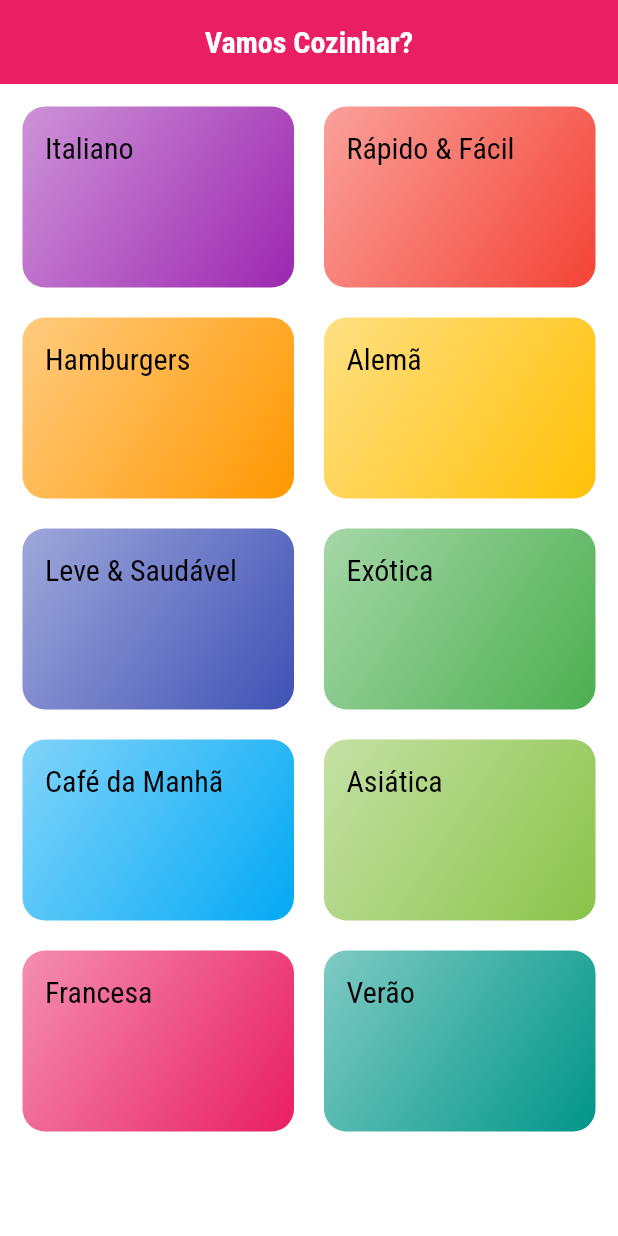
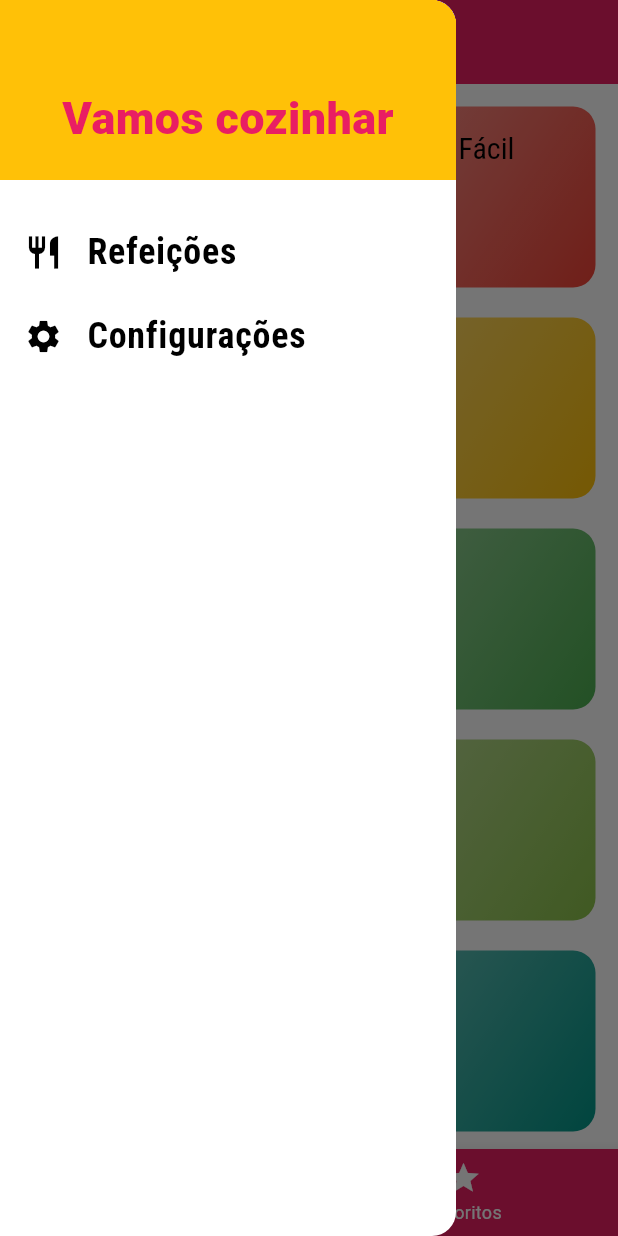
Before and after one commit to RenanYMartins/cursoFlutter, a Flutter app: the screen it shows after launch, with the side drawer open (before the commit the screen has no drawer), on a phone screen of 412 x 824 dp. Run offline on Flutter 3.47's test engine with Material 3 defaults, Android fonts, the phone set to English and light mode, and no system bars.

Commit message:
:sparkles: parte meal detail screen e tabs

```diff
--- /dev/null
+++ b/projeto_meals/meals/lib/components/main_drawer.dart
@@ -0,0 +1,51 @@
+import 'package:flutter/material.dart';
+
+class MainDrawer extends StatelessWidget {
+  const MainDrawer({super.key});
+
+  Widget _createItem(IconData icon, String label) {
+    return ListTile(
+      leading: Icon(
+        icon,
+        size: 26,
+      ),
+      title: Text(
+        label,
+        style: const TextStyle(
+          fontFamily: 'RobotoCondensed',
+          fontSize: 24,
+          fontWeight: FontWeight.bold,
+        ),
+      ),
+      onTap: () {},
+    );
+  }
+
+  @override
+  Widget build(BuildContext context) {
+    return Drawer(
+      child: Column(
+        children: [
+          Container(
+            height: 120,
+            width: double.infinity,
+            padding: const EdgeInsets.all(20),
+            color: Theme.of(context).colorScheme.secondary,
+            alignment: Alignment.bottomCenter,
+            child: Text(
+              'Vamos cozinhar',
+              style: TextStyle(
+                fontWeight: FontWeight.w900,
+                fontSize: 30,
+                color: Theme.of(context).colorScheme.primary,
+              ),
+            ),
+          ),
+          const SizedBox(height: 20),
+          _createItem(Icons.restaurant, 'Refeições'),
+          _createItem(Icons.settings, 'Configurações'),
+        ],
+      ),
+    );
+  }
+}
--- a/projeto_meals/meals/lib/main.dart
+++ b/projeto_meals/meals/lib/main.dart
@@ -2,6 +2,7 @@ import 'package:flutter/material.dart';
 import 'package:meals/screens/meal_detail_screen.dart';
 import 'screens/categories_screen.dart';
 import 'screens/categories_meals_screen.dart';
+import 'screens/tabs_screen.dart';
 import 'utils/app_routes.dart';
 
 void main() {
@@ -31,7 +32,7 @@ class MyApp extends StatelessWidget {
             ),
       ),
       routes: {
-        AppRoutes.home : (context) => const CategoriesScreen(),
+        AppRoutes.home : (context) => const TabsScreen(),
         AppRoutes.categoriesMeals : (context) => const CategoriesMealsScreen(),
         AppRoutes.mealDetail : (context) => const MealDetailScreen(),
       },
--- a/projeto_meals/meals/lib/models/meal.dart
+++ b/projeto_meals/meals/lib/models/meal.dart
@@ -1,4 +1,4 @@
-import 'package:flutter/material.dart';
+// import 'package:flutter/material.dart';
 
 enum Complexity {
   simple,
--- a/projeto_meals/meals/lib/screens/categories_meals_screen.dart
+++ b/projeto_meals/meals/lib/screens/categories_meals_screen.dart
@@ -3,7 +3,7 @@ import 'package:meals/components/custom_app_bar.dart';
 import 'package:meals/components/meal_item.dart';
 import 'package:meals/models/category.dart';
 import '../data/dummy_data.dart';
-import '../components/category_item.dart';
+// import '../components/category_item.dart';
 
 class CategoriesMealsScreen extends StatelessWidget {
   const CategoriesMealsScreen({super.key});
--- a/projeto_meals/meals/lib/screens/categories_screen.dart
+++ b/projeto_meals/meals/lib/screens/categories_screen.dart
@@ -7,20 +7,7 @@ class CategoriesScreen extends StatelessWidget {
 
   @override
   Widget build(BuildContext context) {
-    return Scaffold(
-      appBar: AppBar(
-        centerTitle: true,
-        title: const Text(
-          'Vamos Cozinhar?',
-          style: TextStyle(
-            color: Colors.white,
-            fontSize: 20,
-            fontWeight: FontWeight.bold,
-          ),
-        ),
-        backgroundColor: Theme.of(context).colorScheme.primary,
-      ),
-      body: GridView(
+    return GridView(
         padding: const EdgeInsets.all(15),
         gridDelegate: const SliverGridDelegateWithMaxCrossAxisExtent(
           maxCrossAxisExtent: 200,
@@ -31,7 +18,6 @@ class CategoriesScreen extends StatelessWidget {
         children: dummyCategories.map((cat) {
           return CategoryItem(category: cat);
         }).toList(),
-      ),
     );
   }
 }
--- /dev/null
+++ b/projeto_meals/meals/lib/screens/tabs_screen.dart
@@ -0,0 +1,63 @@
+import 'package:flutter/material.dart';
+import './categories_screen.dart';
+import './favorite_screen.dart';
+import '../components/main_drawer.dart';
+
+class TabsScreen extends StatefulWidget {
+  const TabsScreen({super.key});
+
+  @override
+  State<TabsScreen> createState() => _TabsScreenState();
+}
+
+class _TabsScreenState extends State<TabsScreen> {
+  int _selectedScreenIndex = 0;
+
+  final List<Map<String, Object>> _screens = [
+    {'title': 'Lista de Categorias', 'screen': const CategoriesScreen()},
+    {'title': 'Meus Favoritos', 'screen': const FavoriteScreen()},
+  ];
+
+  _selectScreen(int index) {
+    setState(() {
+      _selectedScreenIndex = index;
+    });
+  }
+
+  @override
+  Widget build(BuildContext context) {
+    return Scaffold(
+      appBar: AppBar(
+        centerTitle: true,
+        title: const Text(
+          'Vamos cozinhar?',
+          style: TextStyle(
+            color: Colors.white,
+            fontSize: 20,
+            fontWeight: FontWeight.bold,
+          ),
+        ),
+        backgroundColor: Theme.of(context).colorScheme.primary,
+      ),
+      drawer: MainDrawer(),
+      body: _screens[_selectedScreenIndex]['screen'] as Widget,
+      bottomNavigationBar: BottomNavigationBar(
+        onTap: _selectScreen,
+        backgroundColor: Theme.of(context).colorScheme.primary,
+        unselectedItemColor: Colors.white,
+        selectedItemColor: Theme.of(context).colorScheme.secondary,
+        currentIndex: _selectedScreenIndex,
+        items: const [
+          BottomNavigationBarItem(
+            icon: Icon(Icons.category),
+            label: 'Categorias',
+          ),
+          BottomNavigationBarItem(
+            icon: Icon(Icons.star),
+            label: 'Favoritos',
+          ),
+        ],
+      ),
+    );
+  }
+}
```
Also changed, not shown: projeto_meals/meals/lib/screens/favorite_screen.dart (added, +12 -0 lines), projeto_meals/meals/lib/screens/meal_detail_screen.dart (+50 -19 lines).
